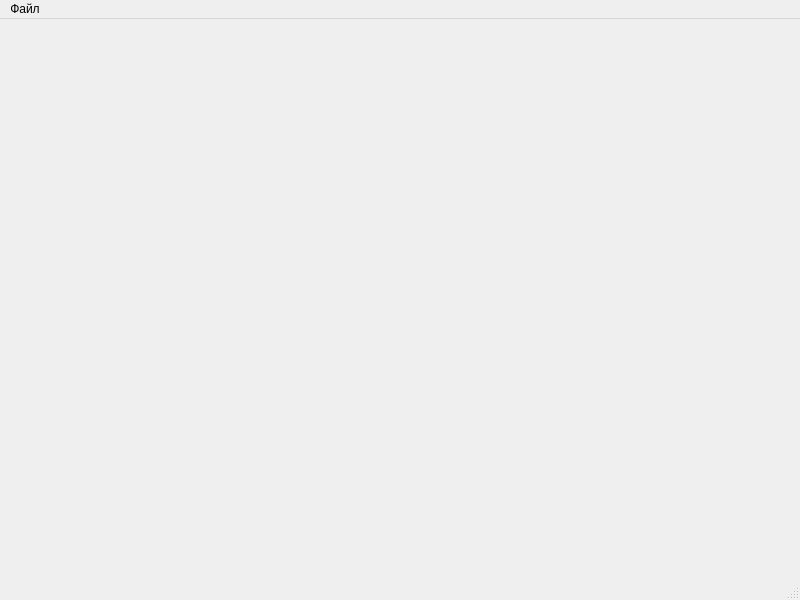
First picture: the form in mainwindow.ui, repository krang4d/Agrekola, before the edit.
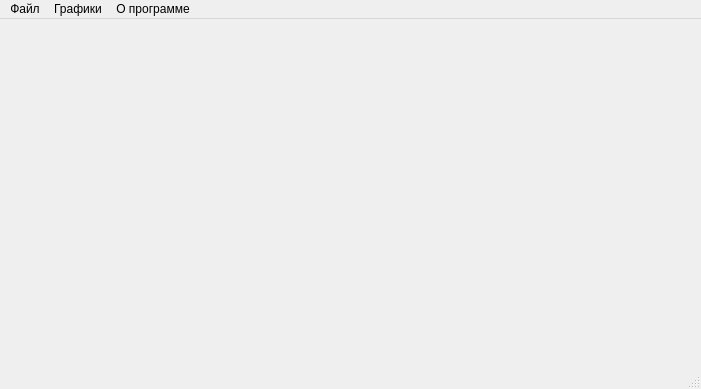
Second picture: the form after the edit.

Patch:
```diff
--- a/mainwindow.ui
+++ b/mainwindow.ui
@@ -6,8 +6,8 @@
    <rect>
     <x>0</x>
     <y>0</y>
-    <width>800</width>
-    <height>600</height>
+    <width>701</width>
+    <height>389</height>
    </rect>
   </property>
   <property name="windowTitle">
@@ -19,7 +19,7 @@
     <rect>
      <x>0</x>
      <y>0</y>
-     <width>800</width>
+     <width>701</width>
      <height>21</height>
     </rect>
    </property>
@@ -27,9 +27,34 @@
     <property name="title">
      <string>Файл</string>
     </property>
-    <addaction name="action"/>
+    <addaction name="start"/>
+    <addaction name="abort"/>
+   </widget>
+   <widget class="QMenu" name="menu_2">
+    <property name="title">
+     <string>Графики</string>
+    </property>
+    <widget class="QMenu" name="menu_3">
+     <property name="title">
+      <string>Просмотр</string>
+     </property>
+     <addaction name="action_1"/>
+     <addaction name="action_2"/>
+     <addaction name="action_3"/>
+     <addaction name="action_4"/>
+     <addaction name="action_5"/>
+    </widget>
+    <addaction name="menu_3"/>
+    <addaction name="action_6"/>
+   </widget>
+   <widget class="QMenu" name="menu_5">
+    <property name="title">
+     <string>О программе</string>
+    </property>
    </widget>
    <addaction name="menu"/>
+   <addaction name="menu_2"/>
+   <addaction name="menu_5"/>
   </widget>
   <widget class="QStatusBar" name="statusbar"/>
   <action name="action">
```
Left out of the diff: 39 changed lines with no effect on the pictures.
